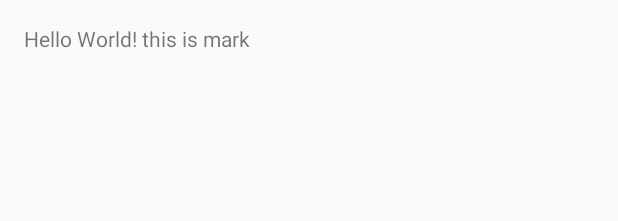
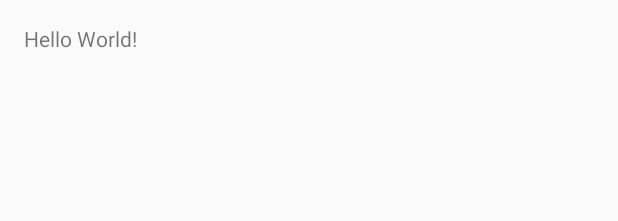
Before and after one commit to Markupzh/evolution, an Android app: the layout activity_main.xml on its own in the app's theme, with its tools: preview values and no code run, on a phone screen of 412 x 824 dp. Shown: the top 221 px of the screen. Run offline under Robolectric (Android 15) with nearby library versions, the phone set to English and light mode, and no system bars.

Commit message:
1.test for commit

```diff
--- a/app/src/main/res/layout/activity_main.xml
+++ b/app/src/main/res/layout/activity_main.xml
@@ -12,5 +12,5 @@
     <TextView
         android:layout_width="wrap_content"
         android:layout_height="wrap_content"
-        android:text="Hello World! this is mark" />
+        android:text="Hello World!" />
 </RelativeLayout>
```
